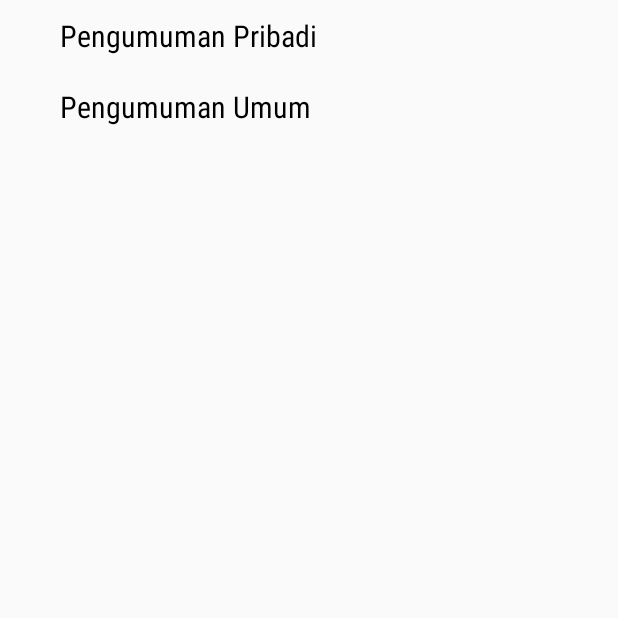
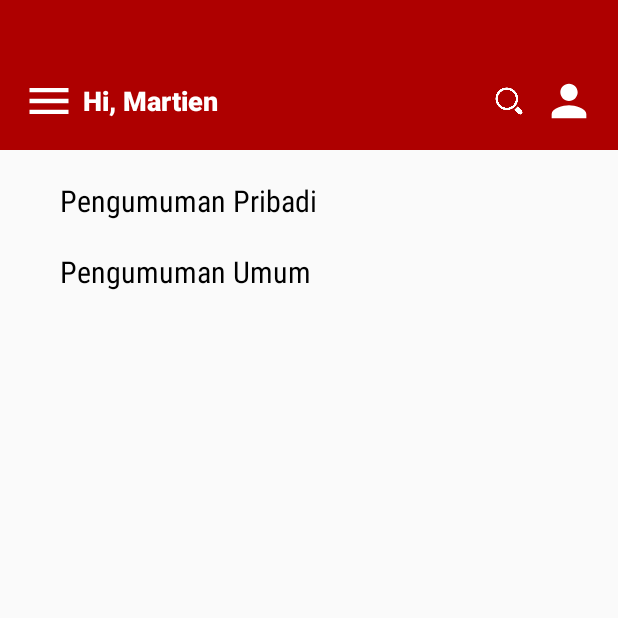
Before and after one commit to sinungaji/MyApplication, an Android app: the MainActivity screen opened directly, with no data from a screen before it, on a phone screen of 412 x 824 dp, the top half of it. Run offline under Robolectric (Android 15) with nearby library versions, the phone set to English and light mode, and no system bars; libraries missing offline, so code that uses them is left out: com.androidnetworking, com.androidnetworking.common, com.androidnetworking.error, com.androidnetworking.interfaces; pictures from the network do not load; 2 statements that could not run were skipped.

Commit message:
Update Bagian Main Activity dan pengumuman pribadi, umum

```diff
--- /dev/null
+++ b/app/src/main/res/drawable/menu.xml
@@ -0,0 +1,10 @@
+<vector xmlns:android="http://schemas.android.com/apk/res/android"
+    android:width="24dp"
+    android:height="24dp"
+    android:tint="#FFFFFF"
+    android:viewportWidth="24"
+    android:viewportHeight="24">
+    <path
+        android:fillColor="@android:color/white"
+        android:pathData="M3,18h18v-2L3,16v2zM3,13h18v-2L3,11v2zM3,6v2h18L21,6L3,6z" />
+</vector>
--- /dev/null
+++ b/app/src/main/res/drawable/person.xml
@@ -0,0 +1,5 @@
+<vector android:height="24dp" android:tint="#FFFFFF"
+    android:viewportHeight="24" android:viewportWidth="24"
+    android:width="24dp" xmlns:android="http://schemas.android.com/apk/res/android">
+    <path android:fillColor="@android:color/white" android:pathData="M12,12c2.21,0 4,-1.79 4,-4s-1.79,-4 -4,-4 -4,1.79 -4,4 1.79,4 4,4zM12,14c-2.67,0 -8,1.34 -8,4v2h16v-2c0,-2.66 -5.33,-4 -8,-4z"/>
+</vector>
--- a/app/src/main/res/layout/activity_main.xml
+++ b/app/src/main/res/layout/activity_main.xml
@@ -10,6 +10,60 @@
         android:layout_width="match_parent"
         android:layout_height="match_parent"
         android:orientation="vertical">
+
+        <RelativeLayout
+            android:layout_width="match_parent"
+            android:layout_height="100dp"
+            android:background="@color/merah"
+            android:layout_marginBottom="10dp">
+
+            <RelativeLayout
+                android:layout_width="match_parent"
+                android:layout_height="wrap_content"
+                android:layout_alignParentBottom="true"
+                android:layout_marginStart="10dp"
+                android:layout_marginEnd="10dp"
+                android:layout_marginBottom="10dp">
+
+                <ImageView
+                    android:id="@+id/img"
+                    android:layout_width="45dp"
+                    android:layout_height="45dp"
+                    android:padding="5dp"
+                    android:src="@drawable/menu"
+                    app:tint="@color/white" />
+
+                <TextView
+                    android:layout_width="wrap_content"
+                    android:layout_height="45dp"
+                    android:layout_toEndOf="@+id/img"
+                    android:fontFamily="sans-serif-medium"
+                    android:gravity="center_vertical"
+                    android:text="Hi, Martien"
+                    android:textColor="@color/white"
+                    android:textSize="18sp"
+                    android:textStyle="bold" />
+
+                <ImageView
+                    android:id="@+id/imgSearch"
+                    android:layout_width="45dp"
+                    android:layout_height="45dp"
+                    android:layout_marginRight="-5dp"
+                    android:layout_toLeftOf="@+id/imgProfile"
+                    android:src="@drawable/search"
+                    app:tint="@color/white" />
+
+                <ImageView
+                    android:id="@+id/imgProfile"
+                    android:layout_width="45dp"
+                    android:layout_height="45dp"
+                    android:layout_alignParentEnd="true"
+                    android:padding="5dp"
+                    android:src="@drawable/person"
+                    app:tint="@color/white" />
+            </RelativeLayout>
+        </RelativeLayout>
+
 
         <LinearLayout
             android:layout_width="match_parent"
--- a/app/src/main/res/layout/activity_pengumuman_umum.xml
+++ b/app/src/main/res/layout/activity_pengumuman_umum.xml
@@ -51,7 +51,8 @@
                     android:text="tgl Tayang"
                     android:textColor="@color/black"
                     android:textSize="18sp"
-                    android:textStyle="bold" />
+                    android:textStyle="bold"
+                    android:fontFamily="sans-serif-condensed-medium"/>
 
             </LinearLayout>
 
```
Also changed, not shown: app/src/main/res/drawable-v24/search.png (added).
